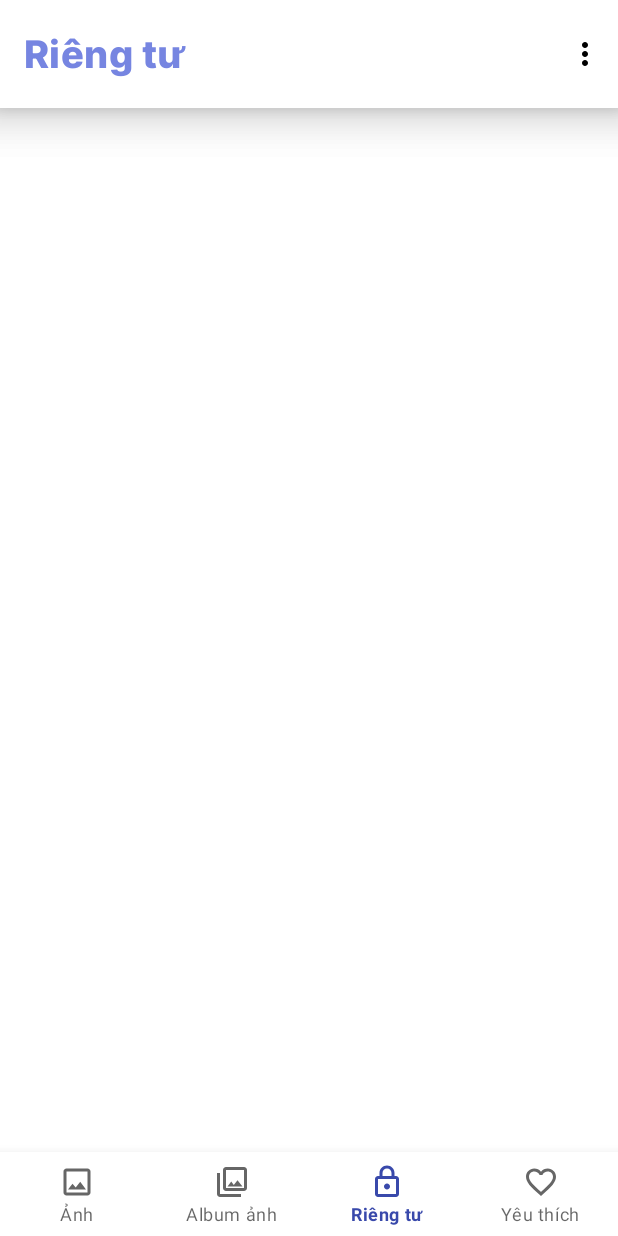
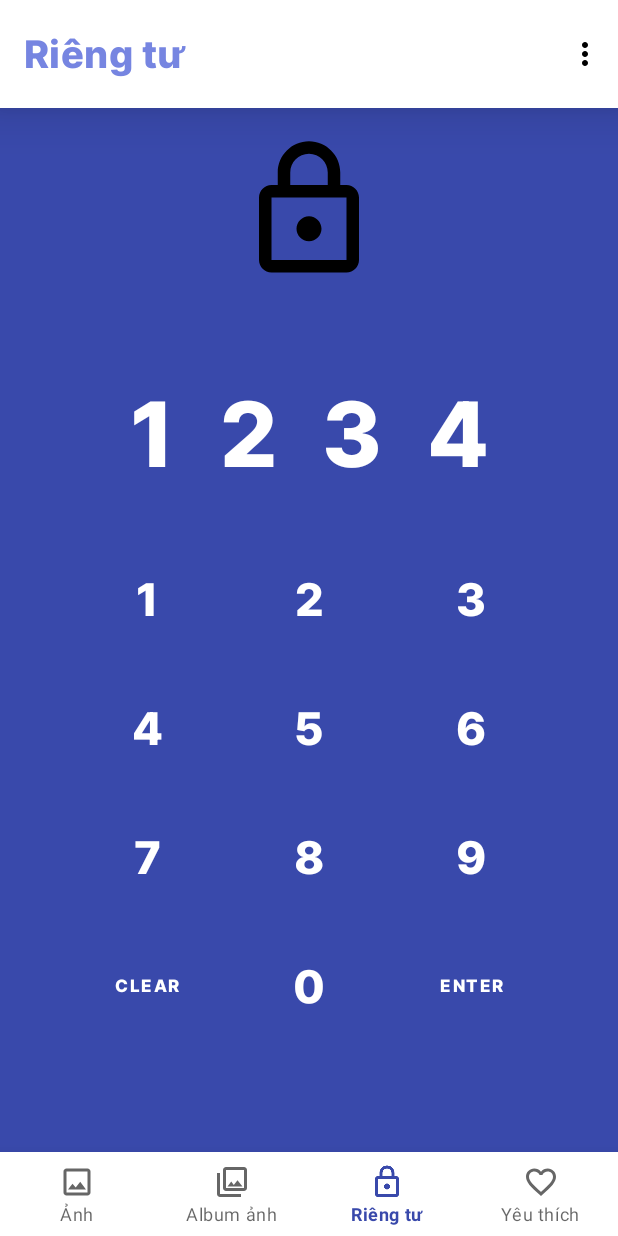
Before and after one commit to bebaoboy/group7_Gallerium, an Android app: the fragment SecureFragment placed in its activity, item 3 of the bottom bar chosen, on a phone screen of 412 x 824 dp. Run offline under Robolectric (Android 15) with nearby library versions, the phone set to English and light mode, and no system bars; libraries missing offline, so code that uses them is left out: com.karan.churi; 2 statements that could not run were skipped.

Commit message:
add numpad for secure page

```diff
--- a/app/src/main/java/com/group7/gallerium/fragments/SecureFragment.java
+++ b/app/src/main/java/com/group7/gallerium/fragments/SecureFragment.java
@@ -5,18 +5,26 @@ import android.os.Bundle;
 import android.view.LayoutInflater;
 import android.view.View;
 import android.view.ViewGroup;
+import android.widget.Button;
+import android.widget.EditText;
+import android.widget.GridLayout;
+import android.widget.GridView;
 
 import androidx.annotation.NonNull;
 import androidx.annotation.Nullable;
 import androidx.appcompat.widget.Toolbar;
 import androidx.fragment.app.Fragment;
 
+import com.google.android.material.button.MaterialButton;
 import com.group7.gallerium.R;
 
 public class SecureFragment extends Fragment {
     private View view;
     private Toolbar toolbar;
     private Context context;
+    private GridLayout numGrid;
+    private EditText txtPass;
+    private MaterialButton btnClear, btnEnter;
 
     public SecureFragment() {}
 
@@ -29,6 +37,19 @@ public class SecureFragment extends Fragment {
     @Override
     public View onCreateView(@NonNull LayoutInflater inflater, @Nullable ViewGroup container, @Nullable Bundle savedInstanceState) {
         view = inflater.inflate(R.layout.fragment_secure, container, false);
+        numGrid = view.findViewById(R.id.numpad_grid);
+        txtPass = view.findViewById(R.id.txtPassword);
+        btnClear = view.findViewById(R.id.secure_clear_button);
+        btnEnter = view.findViewById(R.id.secure_enter_button);
+        for(int i = 0; i < 10; i++)
+        {
+            var b = (MaterialButton) numGrid.getChildAt(i);
+            b.setOnClickListener((view1 -> {
+                txtPass.setText(txtPass.getText() + "" + b.getText());
+            }));
+        }
+
+        btnClear.setOnClickListener((view1 -> txtPass.setText("")));
         context = getContext();
         toolbarSetting();
         return view;
--- a/app/src/main/res/layout/fragment_secure.xml
+++ b/app/src/main/res/layout/fragment_secure.xml
@@ -4,7 +4,9 @@
     xmlns:tools="http://schemas.android.com/tools"
     android:layout_width="match_parent"
     android:layout_height="match_parent"
-    tools:context=".fragments.MediaFragment">
+    tools:context=".fragments.MediaFragment"
+    android:theme="@style/SecureBackground">
+
 
     <include
         layout="@layout/layout_toolbar"
@@ -15,5 +17,105 @@
         app:layout_constraintStart_toStartOf="parent"
         app:layout_constraintTop_toTopOf="parent" />
 
+    <LinearLayout
+        android:layout_width="match_parent"
+        android:layout_height="match_parent"
+        android:layout_marginTop="60dp"
+        android:orientation="vertical">
+        <ImageView
+            android:layout_width="100dp"
+            android:layout_height="100dp"
+            android:layout_marginVertical="30dp"
+            android:src="@drawable/ic_secure"
+            android:layout_gravity="center"/>
+        <EditText
+            android:id="@+id/txtPassword"
+            android:layout_width="match_parent"
+            android:layout_height="wrap_content"
+            android:text="1234"
+            android:textAlignment="center"
+            android:focusable="false"
+            android:cursorVisible="false"
+            android:letterSpacing="0.5"
+            android:textSize="60sp"
+            android:maxLength="4"
+            android:layout_marginEnd="0dp"
+            style="@style/SecureButton"
+            android:layout_gravity="center_horizontal"
+            android:layout_marginVertical="10dp"
+            />
+        <GridLayout
+            android:id="@+id/numpad_grid"
+            android:layout_marginEnd="-10dp"
+            android:layout_width="wrap_content"
+            android:layout_height="wrap_content"
+            android:layout_gravity="center"
+            android:columnCount="3"
+            android:orientation="horizontal">
 
+            <com.google.android.material.button.MaterialButton
+                style="@style/SecureButton"
+                android:text="1" />
+
+            <com.google.android.material.button.MaterialButton
+                style="@style/SecureButton"
+                android:text="2" />
+
+            <com.google.android.material.button.MaterialButton
+                style="@style/SecureButton"
+                android:text="3" />
+
+            <com.google.android.material.button.MaterialButton
+                style="@style/SecureButton"
+                android:text="4" />
+
+            <com.google.android.material.button.MaterialButton
+                style="@style/SecureButton"
+                android:text="5" />
+
+            <com.google.android.material.button.MaterialButton
+                style="@style/SecureButton"
+                android:text="6" />
+
+            <com.google.android.material.button.MaterialButton
+                style="@style/SecureButton"
+                android:text="7" />
+
+            <com.google.android.material.button.MaterialButton
+                style="@style/SecureButton"
+                android:text="8" />
+
+            <com.google.android.material.button.MaterialButton
+                style="@style/SecureButton"
+                android:text="9" />
+
+            <com.google.android.material.button.MaterialButton
+                style="@style/SecureButton"
+                android:layout_column="1"
+                android:text="0" />
+
+            <com.google.android.material.button.MaterialButton
+                android:id="@+id/secure_enter_button"
+                android:layout_column="2"
+                android:layout_gravity="center"
+                android:layout_marginEnd="20dp"
+                android:background="@android:color/transparent"
+                android:text="Enter"
+                android:foreground="?android:attr/selectableItemBackground"
+                android:textSize="11sp"
+                style="@style/SecureButton"/>
+
+            <com.google.android.material.button.MaterialButton
+                android:id="@+id/secure_clear_button"
+                android:layout_column="0"
+                android:layout_gravity="center"
+                android:layout_marginEnd="20dp"
+                android:background="@android:color/transparent"
+                android:foreground="?android:attr/selectableItemBackground"
+                android:text="Clear"
+                android:textSize="11sp"
+                style="@style/SecureButton"/>
+
+        </GridLayout>
+    </LinearLayout>
 </FrameLayout>
--- a/app/src/main/res/values-night/themes.xml
+++ b/app/src/main/res/values-night/themes.xml
@@ -63,4 +63,19 @@
     <style name="ToolbarRed" parent="Toolbar">
         <item name="iconTint">@android:color/holo_red_light</item>
     </style>
+
+    <style name="SecureBackground">
+        <item name="android:background">@color/title_light</item>
+    </style>
+
+    <style name="SecureButton">
+        <item name="android:layout_marginEnd">20dp</item>
+        <item name="android:paddingVertical">15dp</item>
+        <item name="android:layout_width">wrap_content</item>
+        <item name="android:background">@android:color/transparent</item>
+        <item name="android:fontFamily">@font/inter_extrabold</item>
+        <item name="android:textSize">30sp</item>
+        <item name="android:textColor">@color/title_dark</item>
+        <item name="android:foreground">?android:attr/selectableItemBackground</item>
+    </style>
 </resources>
--- a/app/src/main/res/values/themes.xml
+++ b/app/src/main/res/values/themes.xml
@@ -66,4 +66,19 @@
     <style name="ToolbarRed" parent="Toolbar">
         <item name="iconTint">@android:color/holo_red_light</item>
     </style>
+
+    <style name="SecureBackground">
+        <item name="android:background">@color/primary_color_light</item>
+    </style>
+
+    <style name="SecureButton">
+        <item name="android:layout_marginEnd">20dp</item>
+        <item name="android:paddingVertical">15dp</item>
+        <item name="android:layout_width">wrap_content</item>
+        <item name="android:background">@android:color/transparent</item>
+        <item name="android:fontFamily">@font/inter_extrabold</item>
+        <item name="android:textSize">30sp</item>
+        <item name="android:textColor">@color/white</item>
+        <item name="android:foreground">?android:attr/selectableItemBackground</item>
+    </style>
 </resources>
```
